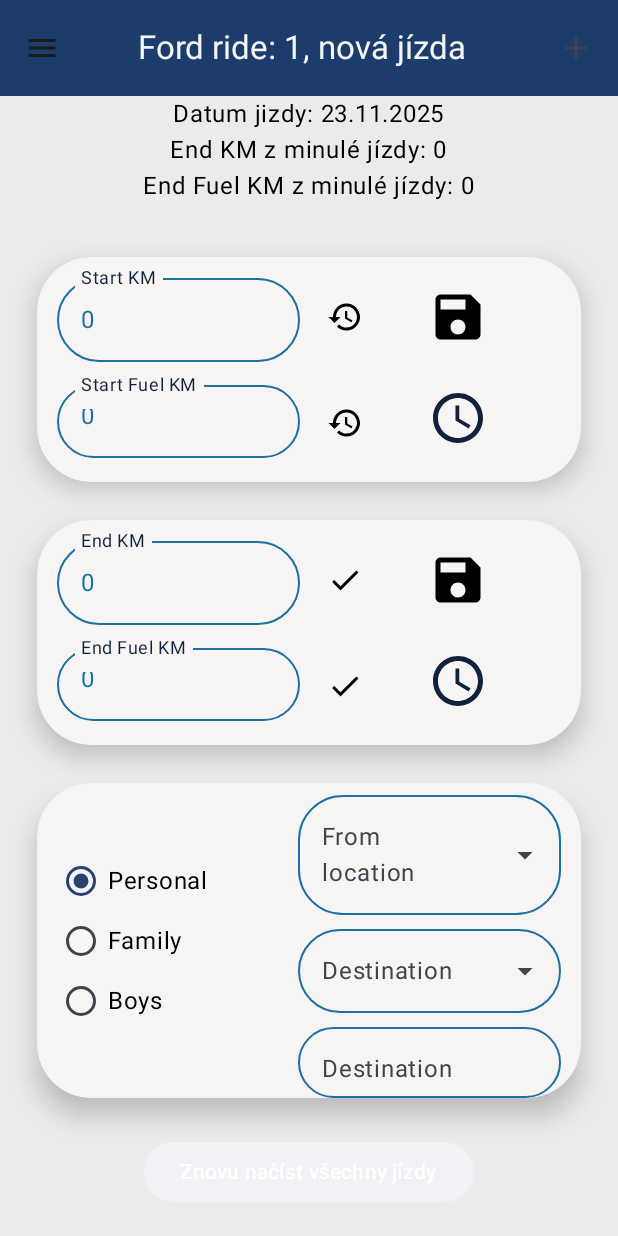
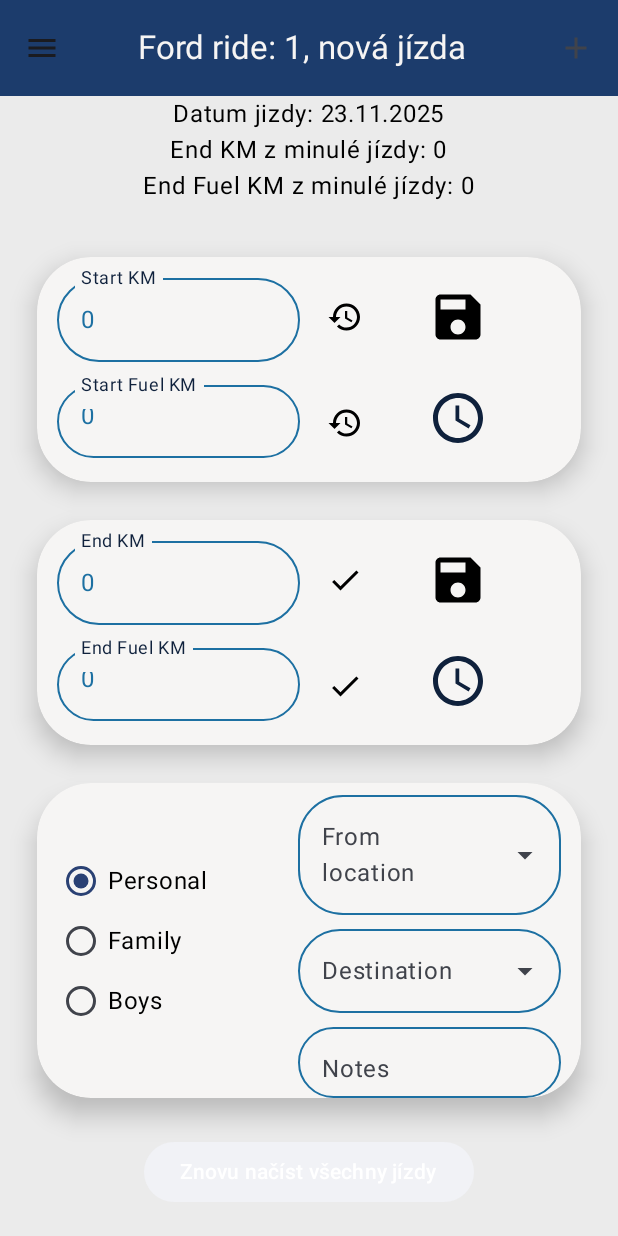
Before and after one commit to Matyl2784/benal.1, an Android app built with Jetpack Compose: the screen it shows after launch (MainActivity), on a phone screen of 412 x 824 dp. Run offline under Robolectric (Android 15) with nearby library versions, the phone set to English and light mode, and no system bars; our stand-ins replace Room's generated code; libraries missing offline, so code that uses them is left out: android.inputmethodservice.

Commit message:
vyber destinaton a from.

```diff
--- a/app/src/main/java/com/example/benal_10/MainActivity.kt
+++ b/app/src/main/java/com/example/benal_10/MainActivity.kt
@@ -1046,7 +1046,7 @@
                 verticalArrangement = Arrangement.spacedBy(1.dp), // mezera mezi boxy
                 horizontalAlignment = Alignment.CenterHorizontally
             ) {
-                val suggestions = listOf("Doma", "Práce", "Škola", "Obchod", "Letiště")
+                val suggestions = listOf("Doma", "Práce", "Škola", "Trénink")
                 var expanded by remember { mutableStateOf(false) }
                 var text by remember { mutableStateOf(viewModel.from) }
 
@@ -1099,7 +1099,7 @@
                     }
                 }
 
-                val suggestions2 = listOf("Doma", "Práce", "Škola", "Obchod", "Letiště")
+                val suggestions2 = listOf("Doma", "Práce", "Škola", "Trénink")
                 var expanded2 by remember { mutableStateOf(false) }
                 var text2 by remember { mutableStateOf(viewModel.destination) }
 
@@ -1152,22 +1152,6 @@
                     }
                 }
 
-                OutlinedTextField(
-                    value = viewModel.destination,
-                    onValueChange = { viewModel.destination= it },
-                    modifier = Modifier.fillMaxWidth(),
-                    shape = RoundedCornerShape(30.dp),
-                    colors = OutlinedTextFieldDefaults.colors(
-                        focusedBorderColor = Color(Dcolor),
-                        unfocusedBorderColor = Color(Ecolor),
-                        cursorColor = Color(Dcolor),
-                        focusedLabelColor = Color(Dcolor),
-                        unfocusedTextColor = Color(Ccolor),
-                        focusedTextColor = Color(Ccolor)
-                    ),
-                    label = { Text("Destination") },
-                    placeholder = { Text("Např. Práce") }
-                )
                 OutlinedTextField(
                     value = viewModel.notes,
                     onValueChange = { viewModel.notes = it },
```
